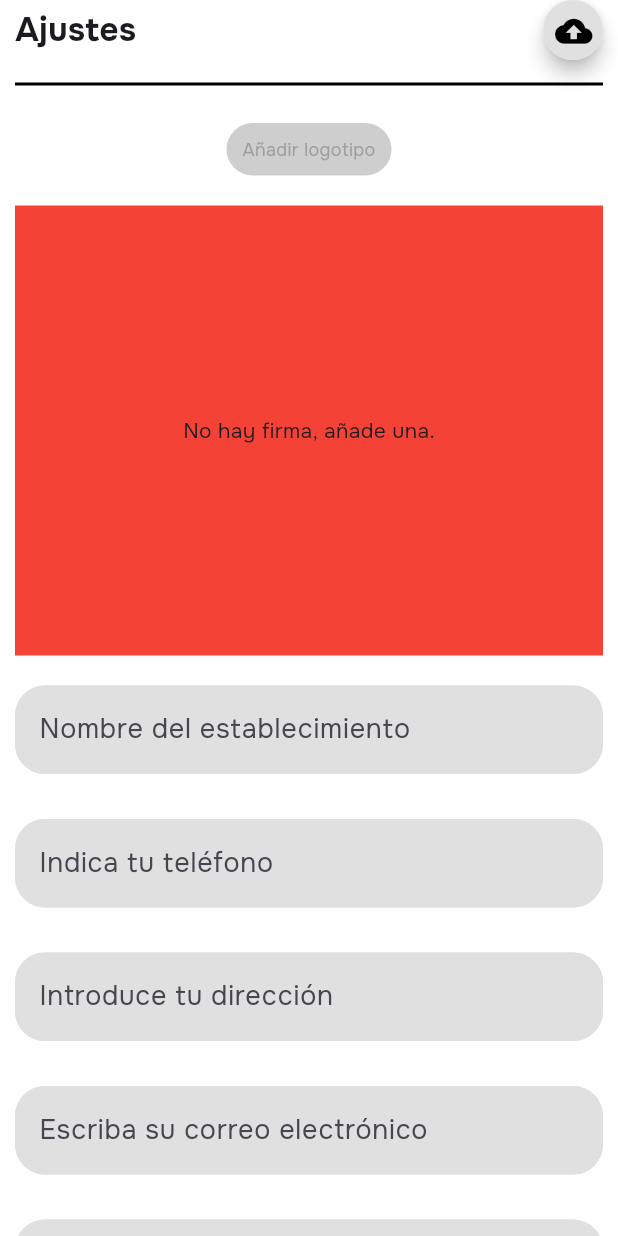
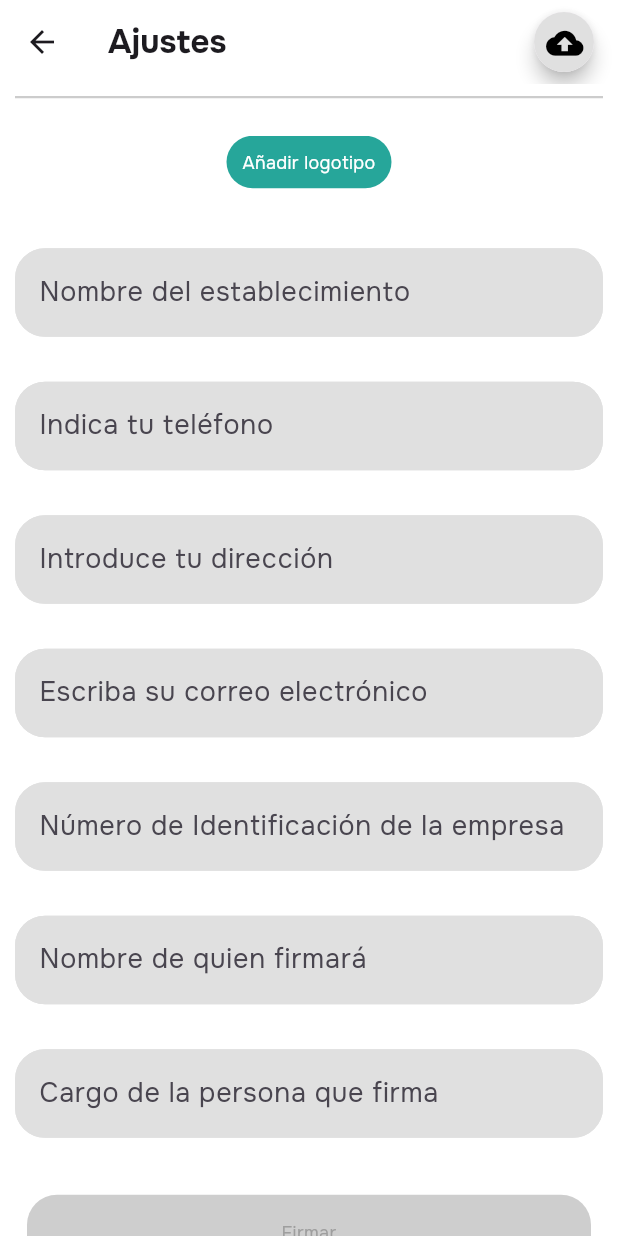
Before and after one commit to HanJian16/Ballots-Template, a Flutter app: the FormRegisterScreen screen opened by its route, on a phone screen of 412 x 824 dp. Run offline on Flutter 3.47's test engine with Material 3 defaults, Android fonts, the phone set to English and light mode, and no system bars; our stand-ins replace get, google_fonts, permission_handler, signature.

Commit message:
chore: rename file to match naming convention

```diff
--- a/frontend/ballots_template_flutter/lib/routes/app_routes.dart
+++ b/frontend/ballots_template_flutter/lib/routes/app_routes.dart
@@ -1,5 +1,5 @@
 import 'package:get/get.dart';
-import 'package:ballots_template_flutter/screens/form_register.dart';
+import 'package:ballots_template_flutter/screens/form_register_screens.dart';
 import 'package:ballots_template_flutter/screens/home_screen.dart';
 
 class AppRoutes {
--- a/frontend/ballots_template_flutter/lib/screens/form_register.dart
+++ b/frontend/ballots_template_flutter/lib/screens/form_register_screens.dart
@@ -1,5 +1,6 @@
 import 'dart:io';
 
+import 'package:ballots_template_flutter/screens/company_logo_upload_screens.dart';
 import 'package:ballots_template_flutter/utils/formfield_settings.dart';
 import 'package:flutter/material.dart';
 import 'package:get/get.dart';
@@ -44,19 +45,25 @@ class FormRegisterScreen extends StatelessWidget {
     final List formFieldSettings = createDataForTextFormField(controller);
 
     return ScreenContainer(
+      // backgroundColor: Colors.white,
+      appBarChildren: CustomIconButton(
+        text: "Ajustes",
+        icon: Icons.cloud_upload_sharp,
+        onPressed: () => _showBottomSheet(context),
+      ),
       children: Container(
         padding: const EdgeInsets.symmetric(horizontal: 10),
         child: Column(
           children: [
-            CustomIconButton(
-              text: "Ajustes",
-              icon: Icons.cloud_upload_sharp,
-              onPressed: () => _showBottomSheet(context),
-            ),
-            const SizedBox(height: 15),
+            // CustomIconButton(
+            //   text: "Ajustes",
+            //   icon: Icons.cloud_upload_sharp,
+            //   onPressed: () => _showBottomSheet(context),
+            // ),
+            const SizedBox(height: 8),
             Container(
-              height: 2,
-              color: Colors.black,
+              height: 1.5,
+              color: Colors.black.withOpacity(0.2),
             ),
             const SizedBox(height: 25),
             Expanded(
@@ -67,23 +74,25 @@ class FormRegisterScreen extends StatelessWidget {
                       text: 'Añadir logotipo',
                       customWidth: 110,
                       customColor: Colors.teal.shade400,
-                      onPressed: () {},
-                      status: 0,
+                      onPressed: () {
+                        Get.to(() => const CompanyLogoUploadScreen());
+                      },
+                      status: 1,
                     ),
                     const SizedBox(height: 20),
                     // Muestra la firma si está disponible
-                    Obx(() {
-                      final signaturePath = controller.signaturePath.value;
-                      return Container(
-                        alignment: Alignment.center,
-                        height: 300,
-                        width: double.infinity,
-                        color: Colors.red,
-                        child: signaturePath.isNotEmpty
-                            ? Image.file(File(signaturePath))
-                            : const Text('No hay firma, añade una.'),
-                      );
-                    }),
+                    // Obx(() {
+                    //   final signaturePath = controller.signaturePath.value;
+                    //   return Container(
+                    //     alignment: Alignment.center,
+                    //     height: 300,
+                    //     width: double.infinity,
+                    //     color: Colors.red,
+                    //     child: signaturePath.isNotEmpty
+                    //         ? Image.file(File(signaturePath))
+                    //         : const Text('No hay firma, añade una.'),
+                    //   );
+                    // }),
                     const SizedBox(height: 20),
                     // Lista de campos de formulario
                     ...formFieldSettings.map(
--- a/frontend/ballots_template_flutter/lib/screens/home_screen.dart
+++ b/frontend/ballots_template_flutter/lib/screens/home_screen.dart
@@ -1,4 +1,4 @@
-import 'package:ballots_template_flutter/screens/form_register.dart';
+import 'package:ballots_template_flutter/screens/form_register_screens.dart';
 import 'package:ballots_template_flutter/utils/homescreen_datalist.dart';
 import 'package:ballots_template_flutter/widgets/screen_container.dart';
 import 'package:flutter/material.dart';
```
